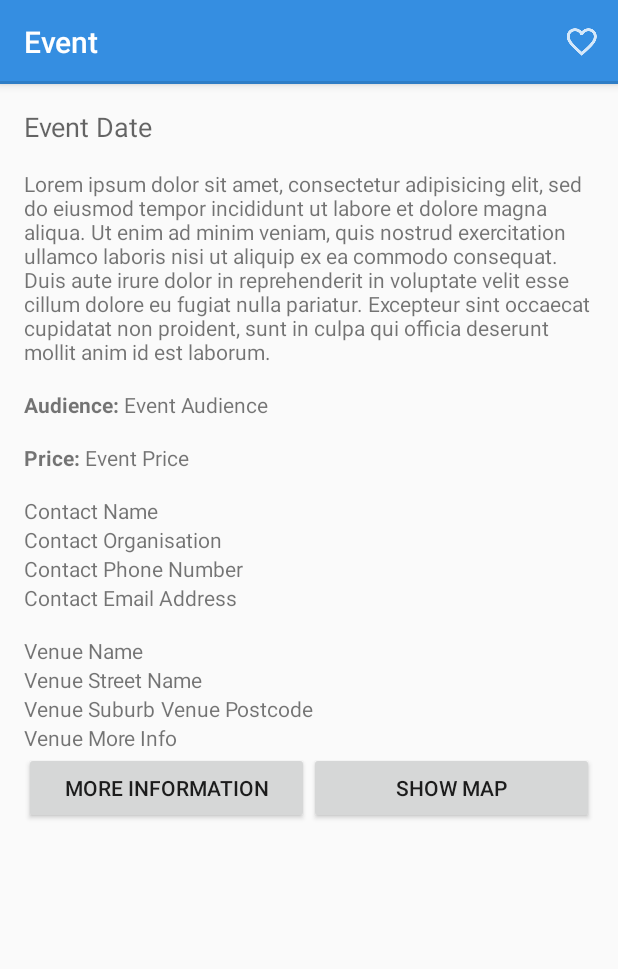
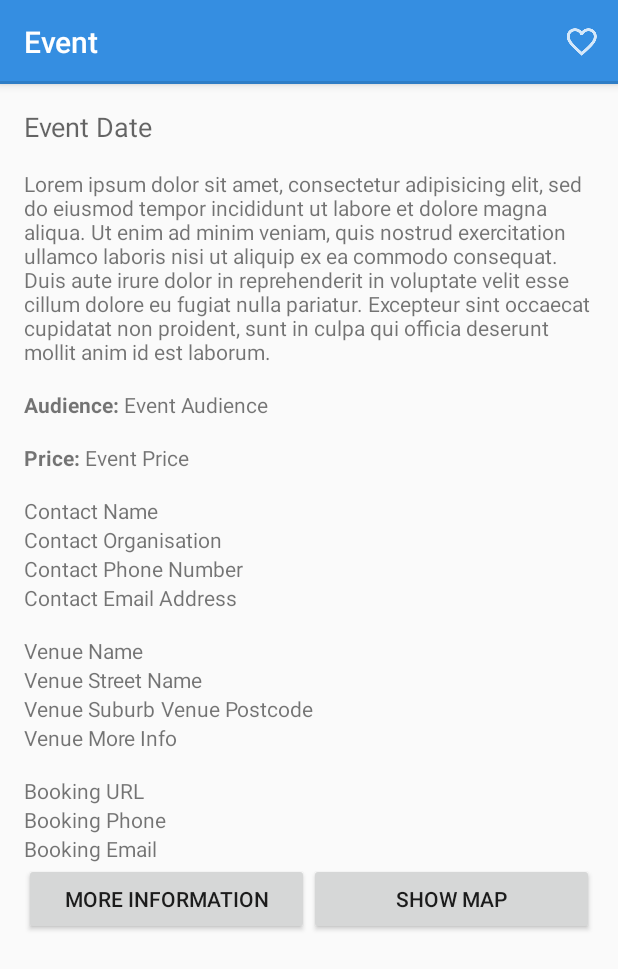
Before and after one commit to thesecretlab/NationalScienceWeek, an Android app: the EventDetailActivity screen opened directly, with no data from a screen before it, on a phone screen of 412 x 824 dp. Shown: the top 969 px of the screen. Run offline under Robolectric (Android 15) with nearby library versions, the phone set to English and light mode, and no system bars; libraries missing offline, so code that uses them is left out: com.squareup.okhttp, retrofit.client, retrofit.converter, retrofit.mime; 2 statements that could not run were skipped.

Commit message:
Add event booking details

```diff
--- a/ScienceWeek/app/src/main/AndroidManifest.xml
+++ b/ScienceWeek/app/src/main/AndroidManifest.xml
@@ -1,11 +1,15 @@
 <?xml version="1.0" encoding="utf-8"?>
 <manifest xmlns:android="http://schemas.android.com/apk/res/android"
     package="au.net.scienceweek.scienceweek" >
+
+    <permission android:name="au.net.scienceweek.scienceweek.permission.MAPS_RECEIVE" android:protectionLevel="signature"/>
+    <uses-permission android:name="au.net.scienceweek.scienceweek.permission.MAPS_RECEIVE"/>
 
     <uses-permission android:name="android.permission.INTERNET" />
     <uses-permission android:name="android.permission.ACCESS_NETWORK_STATE" />
     <uses-permission android:name="android.permission.WRITE_EXTERNAL_STORAGE" />
     <uses-permission android:name="com.google.android.providers.gsf.permission.READ_GSERVICES" />
+
     <!--
  The ACCESS_COARSE/FINE_LOCATION permissions are not required to use
          Google Maps Android API v2, but are recommended.
--- a/ScienceWeek/app/src/main/res/layout/activity_event_detail.xml
+++ b/ScienceWeek/app/src/main/res/layout/activity_event_detail.xml
@@ -178,11 +178,52 @@
 
     </RelativeLayout>
 
+    <RelativeLayout
+        android:layout_width="wrap_content"
+        android:layout_height="wrap_content"
+        android:layout_below="@+id/eventVenue"
+        android:id="@+id/eventBooking" >
+
+        <TextView
+            android:layout_width="wrap_content"
+            android:layout_height="wrap_content"
+            android:textAppearance="?android:attr/textAppearanceSmall"
+            android:text="Booking URL"
+            android:id="@+id/bookingURL"
+            android:layout_alignParentLeft="true"
+            android:layout_alignParentStart="true"
+            android:layout_marginTop="@dimen/activity_vertical_margin"
+            android:autoLink="web" />
+
+        <TextView
+            android:layout_width="wrap_content"
+            android:layout_height="wrap_content"
+            android:textAppearance="?android:attr/textAppearanceSmall"
+            android:text="Booking Phone"
+            android:id="@+id/bookingPhone"
+            android:layout_below="@+id/bookingURL"
+            android:layout_alignParentLeft="true"
+            android:layout_alignParentStart="true"
+            android:autoLink="phone" />
+
+        <TextView
+            android:layout_width="wrap_content"
+            android:layout_height="wrap_content"
+            android:textAppearance="?android:attr/textAppearanceSmall"
+            android:text="Booking Email"
+            android:id="@+id/bookingEmail"
+            android:layout_below="@+id/bookingPhone"
+            android:layout_alignParentLeft="true"
+            android:layout_alignParentStart="true"
+            android:autoLink="email" />
+
+    </RelativeLayout>
+
     <LinearLayout
         android:orientation="horizontal"
         android:layout_width="fill_parent"
         android:layout_height="wrap_content"
-        android:layout_below="@+id/eventVenue">
+        android:layout_below="@+id/eventBooking">
 
         <Button
             android:layout_width="0.0dip"
```
Also changed, not shown: ScienceWeek/app/src/main/java/au/net/scienceweek/scienceweek/EventDetailActivity.java (+11 -5 lines), ScienceWeek/app/src/main/java/au/net/scienceweek/scienceweek/network/Event.java (+9 -0 lines), 1 other file.
